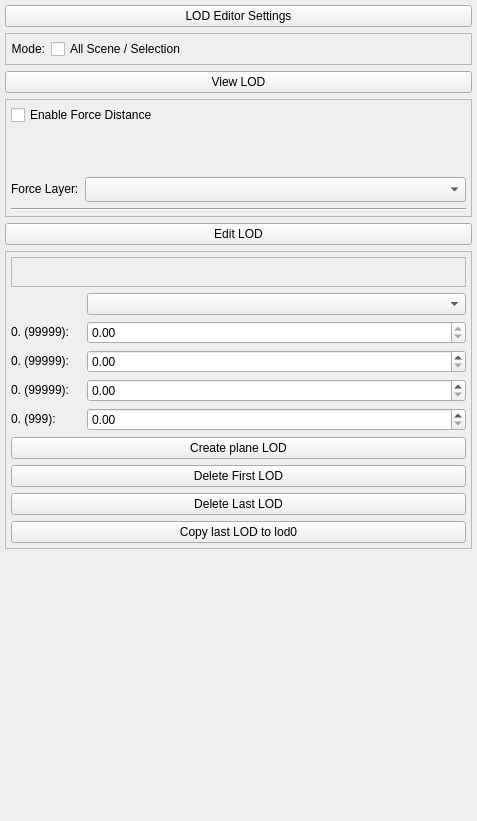
The window that Tools/ResourceEditor/DataQt/LODEditor.ui (reven86/dava.engine) describes before a commit, drawn with Qt 5.
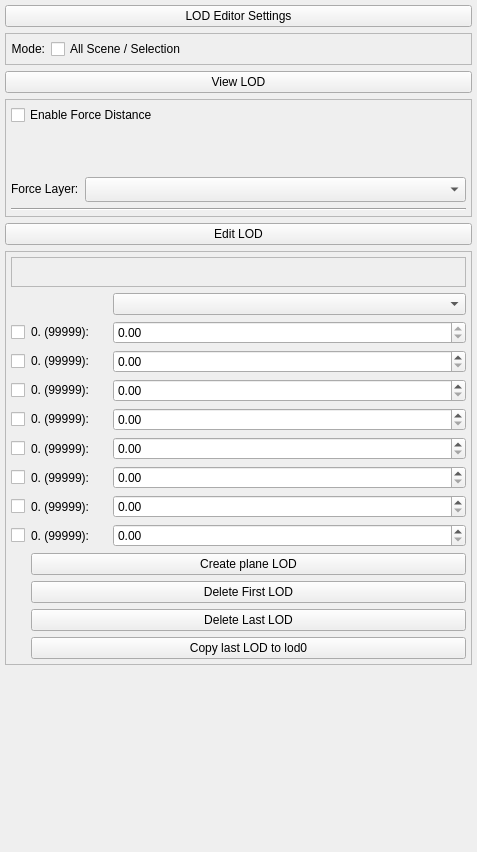
The same window after the commit. Icons and pictures are not drawn. Custom widgets are drawn as their Qt base class.

Commit message: [DF-4457] Lod Editor have to work with lod indices

The edit to the form file:
```diff
--- a/Tools/ResourceEditor/DataQt/LODEditor.ui
+++ b/Tools/ResourceEditor/DataQt/LODEditor.ui
@@ -7,7 +7,7 @@
     <x>0</x>
     <y>0</y>
     <width>477</width>
-    <height>821</height>
+    <height>852</height>
    </rect>
   </property>
   <property name="focusPolicy">
@@ -188,6 +188,12 @@
        <verstretch>0</verstretch>
       </sizepolicy>
      </property>
+     <property name="minimumSize">
+      <size>
+       <width>0</width>
+       <height>0</height>
+      </size>
+     </property>
      <property name="frameShape">
       <enum>QFrame::StyledPanel</enum>
      </property>
@@ -198,54 +204,28 @@
       <property name="margin">
        <number>5</number>
       </property>
-      <item row="2" column="1">
-       <widget class="EventFilterDoubleSpinBox" name="lod0Distance">
-        <property name="sizePolicy">
-         <sizepolicy hsizetype="Expanding" vsizetype="Fixed">
-          <horstretch>0</horstretch>
-          <verstretch>0</verstretch>
-         </sizepolicy>
+      <item row="10" column="1">
+       <widget class="QLabel" name="lod4Name">
+        <property name="text">
+         <string>0. (99999):</string>
         </property>
-        <property name="readOnly">
-         <bool>true</bool>
-        </property>
-        <property name="suffix">
-         <string/>
-        </property>
-        <property name="minimum">
-         <double>0.000000000000000</double>
-        </property>
-        <property name="maximum">
-         <double>1000.000000000000000</double>
-        </property>
        </widget>
       </item>
-      <item row="3" column="0">
-       <widget class="QLabel" name="lod1Name">
-        <property name="sizePolicy">
-         <sizepolicy hsizetype="Minimum" vsizetype="Fixed">
-          <horstretch>0</horstretch>
-          <verstretch>0</verstretch>
-         </sizepolicy>
+      <item row="13" column="1">
+       <widget class="QLabel" name="lod7Name">
+        <property name="text">
+         <string>0. (99999):</string>
         </property>
-        <property name="minimumSize">
-         <size>
-          <width>70</width>
-          <height>0</height>
-         </size>
-        </property>
-        <property name="layoutDirection">
-         <enum>Qt::LeftToRight</enum>
-        </property>
+       </widget>
+      </item>
+      <item row="11" column="1">
+       <widget class="QLabel" name="lod5Name">
         <property name="text">
          <string>0. (99999):</string>
         </property>
-        <property name="alignment">
-         <set>Qt::AlignLeading|Qt::AlignLeft|Qt::AlignVCenter</set>
-        </property>
        </widget>
       </item>
-      <item row="3" column="1">
+      <item row="7" column="3">
        <widget class="EventFilterDoubleSpinBox" name="lod1Distance">
         <property name="sizePolicy">
          <sizepolicy hsizetype="Expanding" vsizetype="Fixed">
@@ -264,66 +244,39 @@
         </property>
        </widget>
       </item>
-      <item row="4" column="1">
-       <widget class="EventFilterDoubleSpinBox" name="lod2Distance">
-        <property name="sizePolicy">
-         <sizepolicy hsizetype="Expanding" vsizetype="Fixed">
-          <horstretch>0</horstretch>
-          <verstretch>0</verstretch>
-         </sizepolicy>
-        </property>
-        <property name="suffix">
-         <string/>
-        </property>
-        <property name="minimum">
-         <double>0.000000000000000</double>
-        </property>
-        <property name="maximum">
-         <double>1000.000000000000000</double>
-        </property>
-       </widget>
-      </item>
-      <item row="8" column="0" colspan="2">
-       <widget class="QPushButton" name="buttonDeleteLastLOD">
-        <property name="text">
-         <string>Delete Last LOD</string>
-        </property>
-       </widget>
-      </item>
-      <item row="7" column="0" colspan="2">
-       <widget class="QPushButton" name="buttonDeleteFirstLOD">
-        <property name="text">
-         <string>Delete First LOD</string>
-        </property>
-       </widget>
-      </item>
-      <item row="6" column="0" colspan="2">
+      <item row="14" column="1" colspan="3">
        <widget class="QPushButton" name="createPlaneLodButton">
         <property name="text">
          <string>Create plane LOD</string>
         </property>
        </widget>
       </item>
-      <item row="5" column="1">
-       <widget class="EventFilterDoubleSpinBox" name="lod3Distance">
+      <item row="8" column="1">
+       <widget class="QLabel" name="lod2Name">
         <property name="sizePolicy">
-         <sizepolicy hsizetype="Expanding" vsizetype="Fixed">
+         <sizepolicy hsizetype="Minimum" vsizetype="Fixed">
           <horstretch>0</horstretch>
           <verstretch>0</verstretch>
          </sizepolicy>
         </property>
-        <property name="suffix">
-         <string/>
+        <property name="minimumSize">
+         <size>
+          <width>70</width>
+          <height>0</height>
+         </size>
         </property>
-        <property name="minimum">
-         <double>0.000000000000000</double>
+        <property name="layoutDirection">
+         <enum>Qt::LeftToRight</enum>
         </property>
-        <property name="maximum">
-         <double>1000.000000000000000</double>
+        <property name="text">
+         <string>0. (99999):</string>
+        </property>
+        <property name="alignment">
+         <set>Qt::AlignLeading|Qt::AlignLeft|Qt::AlignVCenter</set>
         </property>
        </widget>
       </item>
-      <item row="5" column="0">
+      <item row="9" column="1">
        <widget class="QLabel" name="lod3Name">
         <property name="sizePolicy">
          <sizepolicy hsizetype="Minimum" vsizetype="Fixed">
@@ -341,46 +294,66 @@
          <enum>Qt::LeftToRight</enum>
         </property>
         <property name="text">
-         <string>0. (999):</string>
+         <string>0. (99999):</string>
         </property>
         <property name="alignment">
          <set>Qt::AlignLeading|Qt::AlignLeft|Qt::AlignVCenter</set>
         </property>
        </widget>
       </item>
-      <item row="9" column="0" colspan="2">
+      <item row="9" column="3">
+       <widget class="EventFilterDoubleSpinBox" name="lod3Distance">
+        <property name="sizePolicy">
+         <sizepolicy hsizetype="Expanding" vsizetype="Fixed">
+          <horstretch>0</horstretch>
+          <verstretch>0</verstretch>
+         </sizepolicy>
+        </property>
+        <property name="suffix">
+         <string/>
+        </property>
+        <property name="minimum">
+         <double>0.000000000000000</double>
+        </property>
+        <property name="maximum">
+         <double>1000.000000000000000</double>
+        </property>
+       </widget>
+      </item>
+      <item row="17" column="1" colspan="3">
        <widget class="QPushButton" name="lastLodToFrontButton">
         <property name="text">
          <string>Copy last LOD to lod0</string>
         </property>
        </widget>
       </item>
-      <item row="4" column="0">
-       <widget class="QLabel" name="lod2Name">
-        <property name="sizePolicy">
-         <sizepolicy hsizetype="Minimum" vsizetype="Fixed">
-          <horstretch>0</horstretch>
-          <verstretch>0</verstretch>
-         </sizepolicy>
-        </property>
-        <property name="minimumSize">
-         <size>
-          <width>70</width>
-          <height>0</height>
-         </size>
-        </property>
-        <property name="layoutDirection">
-         <enum>Qt::LeftToRight</enum>
-        </property>
+      <item row="12" column="1">
+       <widget class="QLabel" name="lod6Name">
         <property name="text">
          <string>0. (99999):</string>
         </property>
-        <property name="alignment">
-         <set>Qt::AlignLeading|Qt::AlignLeft|Qt::AlignVCenter</set>
+       </widget>
+      </item>
+      <item row="13" column="3">
+       <widget class="QDoubleSpinBox" name="lod7Distance"/>
+      </item>
+      <item row="11" column="3">
+       <widget class="QDoubleSpinBox" name="lod5Distance"/>
+      </item>
+      <item row="10" column="3">
+       <widget class="QDoubleSpinBox" name="lod4Distance"/>
+      </item>
+      <item row="12" column="3">
+       <widget class="QDoubleSpinBox" name="lod6Distance"/>
+      </item>
+      <item row="9" column="0">
+       <widget class="QCheckBox" name="lod3Check">
+        <property name="text">
+         <string/>
         </property>
        </widget>
       </item>
-      <item row="2" column="0">
+      <item row="6" column="1">
        <widget class="QLabel" name="lod0Name">
         <property name="sizePolicy">
          <sizepolicy hsizetype="Minimum" vsizetype="Fixed">
@@ -405,7 +378,111 @@
         </property>
        </widget>
       </item>
-      <item row="0" column="0" colspan="2">
+      <item row="15" column="1" colspan="3">
+       <widget class="QPushButton" name="buttonDeleteFirstLOD">
+        <property name="text">
+         <string>Delete First LOD</string>
+        </property>
+       </widget>
+      </item>
+      <item row="16" column="1" colspan="3">
+       <widget class="QPushButton" name="buttonDeleteLastLOD">
+        <property name="text">
+         <string>Delete Last LOD</string>
+        </property>
+       </widget>
+      </item>
+      <item row="7" column="1">
+       <widget class="QLabel" name="lod1Name">
+        <property name="sizePolicy">
+         <sizepolicy hsizetype="Minimum" vsizetype="Fixed">
+          <horstretch>0</horstretch>
+          <verstretch>0</verstretch>
+         </sizepolicy>
+        </property>
+        <property name="minimumSize">
+         <size>
+          <width>70</width>
+          <height>0</height>
+         </size>
+        </property>
+        <property name="layoutDirection">
+         <enum>Qt::LeftToRight</enum>
+        </property>
+        <property name="text">
+         <string>0. (99999):</string>
+        </property>
+        <property name="alignment">
+         <set>Qt::AlignLeading|Qt::AlignLeft|Qt::AlignVCenter</set>
+        </property>
+       </widget>
+      </item>
+      <item row="8" column="3">
+       <widget class="EventFilterDoubleSpinBox" name="lod2Distance">
+        <property name="sizePolicy">
+         <sizepolicy hsizetype="Expanding" vsizetype="Fixed">
+          <horstretch>0</horstretch>
+          <verstretch>0</verstretch>
+         </sizepolicy>
+        </property>
+        <property name="suffix">
+         <string/>
+        </property>
+        <property name="minimum">
+         <double>0.000000000000000</double>
+        </property>
+        <property name="maximum">
+         <double>1000.000000000000000</double>
+        </property>
+       </widget>
+      </item>
+      <item row="7" column="0">
+       <widget class="QCheckBox" name="lod1Check">
+        <property name="text">
+         <string/>
+        </property>
+       </widget>
+      </item>
+      <item row="6" column="3">
+       <widget class="EventFilterDoubleSpinBox" name="lod0Distance">
+        <property name="sizePolicy">
+         <sizepolicy hsizetype="Expanding" vsizetype="Fixed">
+          <horstretch>0</horstretch>
+          <verstretch>0</verstretch>
+         </sizepolicy>
+        </property>
+        <property name="readOnly">
+         <bool>true</bool>
+        </property>
+        <property name="suffix">
+         <string/>
+        </property>
+        <property name="minimum">
+         <double>0.000000000000000</double>
+        </property>
+        <property name="maximum">
+         <double>1000.000000000000000</double>
+        </property>
+       </widget>
+      </item>
+      <item row="8" column="0">
+       <widget class="QCheckBox" name="lod2Check">
+        <property name="text">
+         <string/>
+        </property>
+       </widget>
+      </item>
+      <item row="6" column="0">
+       <widget class="QCheckBox" name="lod0Check">
+        <property name="text">
+         <string/>
+        </property>
+       </widget>
+      </item>
+      <item row="1" column="3">
+       <widget class="QComboBox" name="lodQualityBox"/>
+      </item>
+      <item row="0" column="0" colspan="4">
        <widget class="DistanceSlider" name="distanceSlider">
         <property name="sizePolicy">
          <sizepolicy hsizetype="Preferred" vsizetype="Fixed">
@@ -433,8 +510,33 @@
         </property>
        </widget>
       </item>
-      <item row="1" column="1">
-       <widget class="QComboBox" name="lodQualityBox"/>
+      <item row="10" column="0">
+       <widget class="QCheckBox" name="lod4Check">
+        <property name="text">
+         <string/>
+        </property>
+       </widget>
+      </item>
+      <item row="11" column="0">
+       <widget class="QCheckBox" name="lod5Check">
+        <property name="text">
+         <string/>
+        </property>
+       </widget>
+      </item>
+      <item row="12" column="0">
+       <widget class="QCheckBox" name="lod6Check">
+        <property name="text">
+         <string/>
+        </property>
+       </widget>
+      </item>
+      <item row="13" column="0">
+       <widget class="QCheckBox" name="lod7Check">
+        <property name="text">
+         <string/>
+        </property>
+       </widget>
       </item>
      </layout>
     </widget>
```
Left out of the diff: 14 changed lines with no effect on the pictures. The commit also changes 12 other files.
